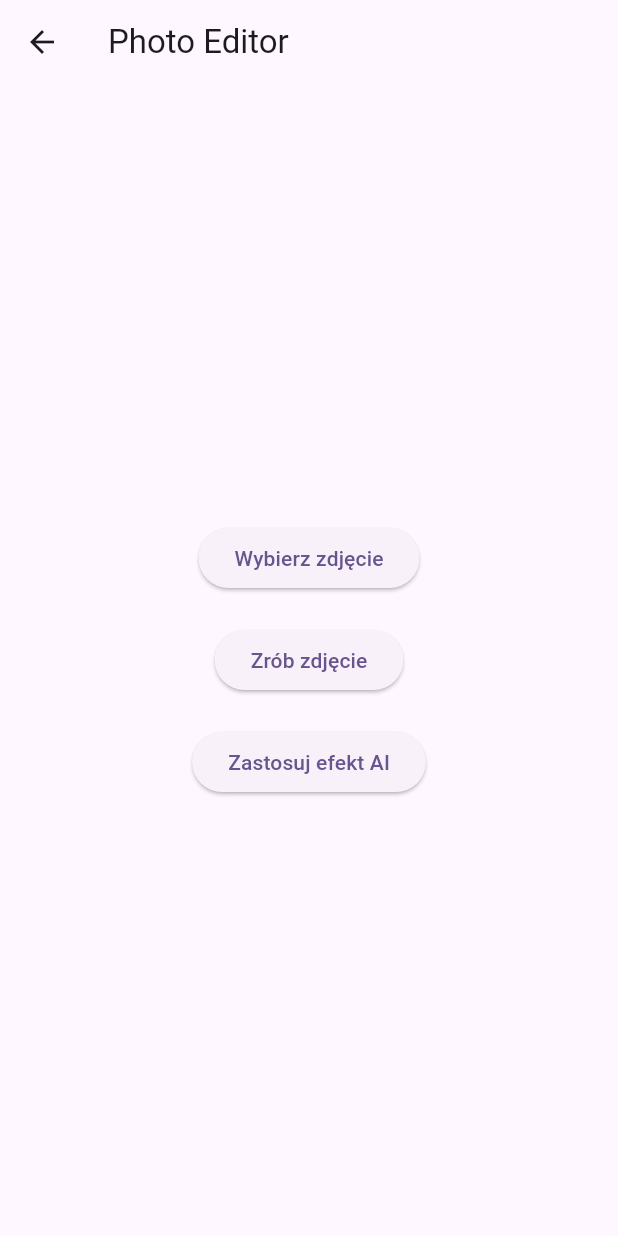
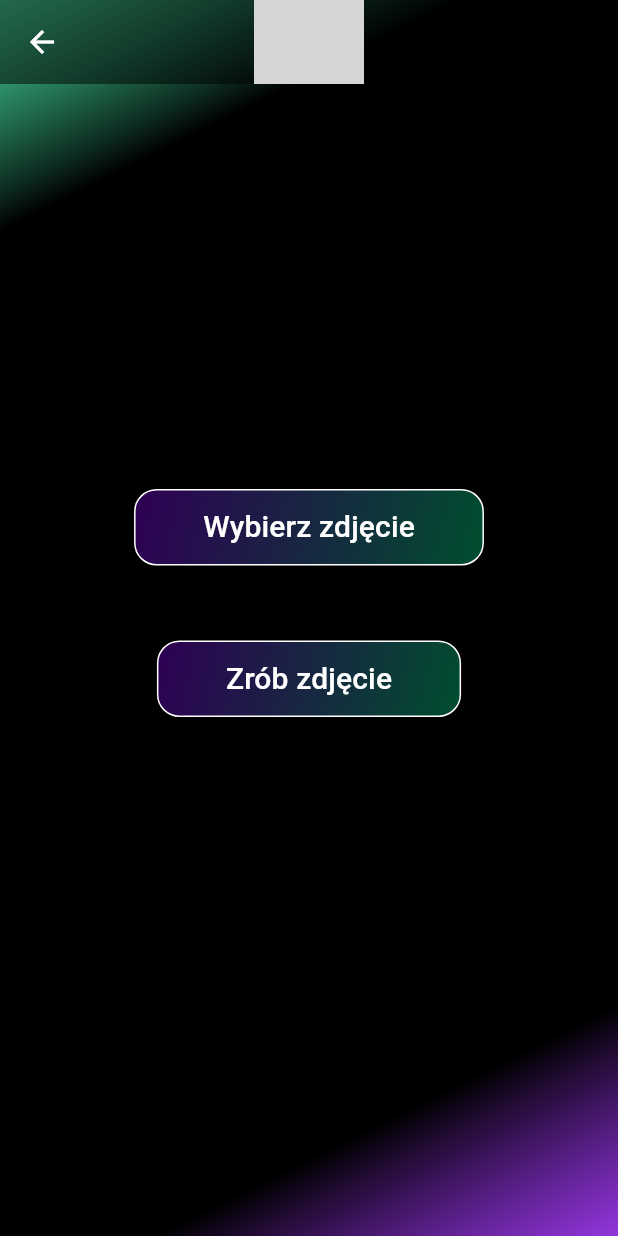
Before and after one commit to SzymonCzermak/Fotomorfia, a Flutter app: the screen it shows after launch, after a tap on "Rozpocznij", on a phone screen of 412 x 824 dp. Run offline on Flutter 3.47's test engine with Material 3 defaults, Android fonts, the phone set to English and light mode, and no system bars; our stand-ins replace flutter_svg; grey boxes are pictures that could not be loaded.

Commit message:
Dalszy front, utworzenie styles.dart, poczatkowy front do drugiego ekranu

```diff
--- a/fotomorfia/lib/main.dart
+++ b/fotomorfia/lib/main.dart
@@ -1,6 +1,7 @@
 import 'package:flutter/material.dart';
 import 'photo_edit_page.dart';
-import 'package:flutter_svg/flutter_svg.dart'; // Importujemy flutter_svg dla logo
+import 'package:flutter_svg/flutter_svg.dart';
+import 'styles.dart'; // Importujemy styles.dart
 
 void main() {
   runApp(const MyApp());
@@ -32,75 +33,75 @@ class MyHomePage extends StatefulWidget {
 class _MyHomePageState extends State<MyHomePage> {
   double buttonFontSize = 20.0; // Zmienna dla rozmiaru tekstu przycisku
   Color buttonTextColor =
-      Color.fromARGB(255, 0, 145, 113); // Zmienna dla koloru tekstu
+      const Color.fromARGB(255, 255, 255, 255); // Kolor tekstu
+  bool _isTextVisible = false; // Flaga, czy tekst jest widoczny
+
+  @override
+  void initState() {
+    super.initState();
+    // Wywołanie animacji po zbudowaniu widgetu
+    Future.delayed(const Duration(milliseconds: 300), () {
+      setState(() {
+        _isTextVisible = true;
+      });
+    });
+  }
 
   @override
   Widget build(BuildContext context) {
     return Scaffold(
       body: Stack(
         children: [
-          // Czarne tło z prostym gradientem w dwóch rogach
+          // Użycie gradientu tła
           Positioned.fill(
             child: Container(
               decoration: const BoxDecoration(
-                gradient: LinearGradient(
-                  begin: Alignment.topLeft,
-                  end: Alignment.bottomRight,
-                  colors: [
-                    Color.fromARGB(
-                        183, 0, 192, 115), // Zielony w lewym górnym rogu
-                    Color.fromARGB(
-                        199, 115, 0, 209), // Fioletowy w prawym dolnym rogu
-                  ],
+                gradient: AppStyles.backgroundGradient, // Gradient tła
               ),
             ),
           ),
-          ),
-          // Logo SVG, przycisk i inne elementy stopniowo wyłaniające się
-          TweenAnimationBuilder(
-            tween: Tween<double>(begin: 0, end: 1),
-            duration: const Duration(seconds: 3), // Czas trwania animacji
-            builder: (context, double opacity, child) {
-              return Opacity(
-                opacity: opacity,
-                child: Center(
+          // Animowane logo i przycisk pojawiające się równocześnie
+          Center(
             child: Column(
               mainAxisAlignment: MainAxisAlignment.center,
               children: <Widget>[
-                      SvgPicture.asset(
-                        'assets/Fotomorfia.svg', // Ścieżka do pliku SVG z logo
-                        height: 350, // Ustawienie rozmiaru logo
+                // Logo z animacją pojawiania się
+                AppStyles.animatedOpacity(
+                  isVisible: _isTextVisible,
+                  child: SvgPicture.asset(
+                    'assets/Fotomorfia.svg',
+                    height: 350,
                     width: 350,
                   ),
-                      const SizedBox(height: 5),
-                      ElevatedButton(
+                ),
+                const SizedBox(height: 20),
+                // Przyciski z animacją pojawiania się
+                AppStyles.animatedOpacity(
+                  isVisible: _isTextVisible,
+                  duration: const Duration(seconds: 5),
+                  child: Container(
+                    decoration: AppStyles.buttonDecoration, // Styl przycisku
+                    child: ElevatedButton(
                       onPressed: () {
                         _navigateWithFade(context);
                       },
                       style: ElevatedButton.styleFrom(
-                          minimumSize: const Size(150, 50), // Rozmiar przycisku
                         padding: const EdgeInsets.symmetric(
                             horizontal: 45, vertical: 10),
-                          shape: RoundedRectangleBorder(
-                            borderRadius:
-                                BorderRadius.circular(15), // Zaokrąglone rogi
-                          ),
+                        backgroundColor: Colors.transparent,
+                        shadowColor: const Color.fromARGB(255, 255, 255, 255),
+                        elevation: 0,
                       ),
                       child: Text(
                         'Rozpocznij',
-                          style: TextStyle(
-                            fontSize:
-                                buttonFontSize, // Dynamiczna zmiana rozmiaru tekstu
-                            color:
-                                buttonTextColor, // Dynamiczna zmiana koloru tekstu
+                        style: AppStyles.buttonTextStyle(
+                            buttonFontSize, buttonTextColor), // Styl tekstu
+                      ),
                     ),
                   ),
                 ),
               ],
             ),
-                ),
-              );
-            },
           ),
         ],
       ),
@@ -109,18 +110,7 @@ class _MyHomePageState extends State<MyHomePage> {
 
   // Funkcja do nawigacji z animacją fade
   void _navigateWithFade(BuildContext context) {
-    Navigator.of(context).push(
-      PageRouteBuilder(
-        pageBuilder: (context, animation, secondaryAnimation) =>
-            const PhotoEditPage(),
-        transitionsBuilder: (context, animation, secondaryAnimation, child) {
-          // Animacja fade
-          return FadeTransition(
-            opacity: animation,
-            child: child,
-          );
-        },
-      ),
-    );
+    Navigator.of(context)
+        .push(AppStyles.createFadeRoute(const PhotoEditPage()));
   }
 }
--- a/fotomorfia/lib/photo_edit_page.dart
+++ b/fotomorfia/lib/photo_edit_page.dart
@@ -1,4 +1,6 @@
 import 'package:flutter/material.dart';
+import 'package:flutter_svg/flutter_svg.dart'; // Importujemy flutter_svg dla logo
+import 'styles.dart'; // Importujemy styles.dart dla stylów
 
 class PhotoEditPage extends StatelessWidget {
   const PhotoEditPage({super.key});
@@ -6,35 +8,81 @@ class PhotoEditPage extends StatelessWidget {
   @override
   Widget build(BuildContext context) {
     return Scaffold(
+      extendBodyBehindAppBar: true, // Pozwalamy tłu przejść za AppBar
       appBar: AppBar(
-        title: const Text('Photo Editor'),
+        title: SvgPicture.asset(
+          'assets/Fotomorfia.svg', // Ścieżka do pliku SVG z logo
+          height: 73, // Zmniejszone logo na AppBar
+          width: 73,
         ),
-      body: Center(
+        centerTitle: true, // Logo na środku
+        backgroundColor: Colors.black.withOpacity(0.5), // Przezroczysty AppBar
+        elevation: 0, // Usunięcie cienia
+        iconTheme:
+            const IconThemeData(color: Colors.white), // Kolor ikon na AppBar
+        actionsIconTheme: const IconThemeData(
+            color: Colors.white), // Kolor ikon po prawej stronie
+      ),
+      body: Stack(
+        children: [
+          // Tło takie samo jak na pierwszym ekranie
+          Positioned.fill(
+            child: Container(
+              decoration: const BoxDecoration(
+                gradient: AppStyles.backgroundGradient, // Używamy gradientu tła
+              ),
+            ),
+          ),
+          // Przyciski
+          Center(
             child: Column(
               mainAxisAlignment: MainAxisAlignment.center,
               children: [
-            ElevatedButton(
+                // Przyciski z takim samym stylem
+                Container(
+                  decoration: AppStyles.buttonDecoration,
+                  child: ElevatedButton(
                     onPressed: () {
                       // Logika wyboru zdjęcia
                     },
-              child: const Text('Wybierz zdjęcie'),
+                    style: ElevatedButton.styleFrom(
+                      padding: const EdgeInsets.symmetric(
+                          horizontal: 45, vertical: 10),
+                      backgroundColor: Colors.transparent,
+                      shadowColor: const Color.fromARGB(255, 255, 255, 255),
+                      elevation: 0,
                     ),
-            const SizedBox(height: 20),
-            ElevatedButton(
+                    child: const Text(
+                      'Wybierz zdjęcie',
+                      style: TextStyle(fontSize: 20, color: Colors.white),
+                    ),
+                  ),
+                ),
+                const SizedBox(height: 50),
+                Container(
+                  decoration: AppStyles.buttonDecoration,
+                  child: ElevatedButton(
                     onPressed: () {
                       // Logika zrobienia zdjęcia
                     },
-              child: const Text('Zrób zdjęcie'),
+                    style: ElevatedButton.styleFrom(
+                      padding: const EdgeInsets.symmetric(
+                          horizontal: 45, vertical: 10),
+                      backgroundColor: Colors.transparent,
+                      shadowColor: const Color.fromARGB(255, 255, 255, 255),
+                      elevation: 0,
+                    ),
+                    child: const Text(
+                      'Zrób zdjęcie',
+                      style: TextStyle(fontSize: 20, color: Colors.white),
+                    ),
+                  ),
                 ),
                 const SizedBox(height: 20),
-            ElevatedButton(
-              onPressed: () {
-                // Logika zastosowania efektu AI
-              },
-              child: const Text('Zastosuj efekt AI'),
+              ],
+            ),
           ),
         ],
-        ),
       ),
     );
   }
--- /dev/null
+++ b/fotomorfia/lib/styles.dart
@@ -0,0 +1,70 @@
+import 'package:flutter/material.dart';
+
+class AppStyles {
+  // Gradient dla tła
+  static const LinearGradient backgroundGradient = LinearGradient(
+    begin: Alignment.topLeft,
+    end: Alignment.bottomRight,
+    stops: [0, 0.15, 0.85, 1],
+    colors: [
+      Color.fromARGB(183, 0, 192, 115), // Zielony w lewym górnym rogu
+      Colors.black, // Czerń dla przejścia
+      Colors.black, // Czerń dla przejścia
+      Color.fromARGB(199, 115, 0, 209), // Fioletowy w prawym dolnym rogu
+    ],
+  );
+
+  // Gradient dla przycisku
+  static const LinearGradient buttonGradient = LinearGradient(
+    colors: [
+      Color.fromARGB(103, 115, 0, 209), // Kolor lewy
+      Color.fromARGB(103, 0, 192, 115), // Kolor prawy
+    ],
+    begin: Alignment.topLeft,
+    end: Alignment.bottomRight,
+  );
+
+  // Styl przycisku
+  static BoxDecoration buttonDecoration = BoxDecoration(
+    gradient: buttonGradient,
+    borderRadius: BorderRadius.circular(15),
+    border: Border.all(
+      color: Colors.white, // Kolor ramki
+      width: 1, // Grubość ramki
+    ),
+  );
+
+  // Styl tekstu przycisku
+  static TextStyle buttonTextStyle(double fontSize, Color color) {
+    return TextStyle(
+      fontSize: fontSize,
+      color: color,
+    );
+  }
+
+  // Animacja przezroczystości
+  static Widget animatedOpacity({
+    required bool isVisible,
+    required Widget child,
+    Duration duration = const Duration(seconds: 2),
+  }) {
+    return AnimatedOpacity(
+      opacity: isVisible ? 1.0 : 0.0,
+      duration: duration,
+      child: child,
+    );
+  }
+
+  // Fade animacja dla nawigacji
+  static Route createFadeRoute(Widget page) {
+    return PageRouteBuilder(
+      pageBuilder: (context, animation, secondaryAnimation) => page,
+      transitionsBuilder: (context, animation, secondaryAnimation, child) {
+        return FadeTransition(
+          opacity: animation,
+          child: child,
+        );
+      },
+    );
+  }
+}
```
Lines whose indentation alone changed are shown as unchanged.
